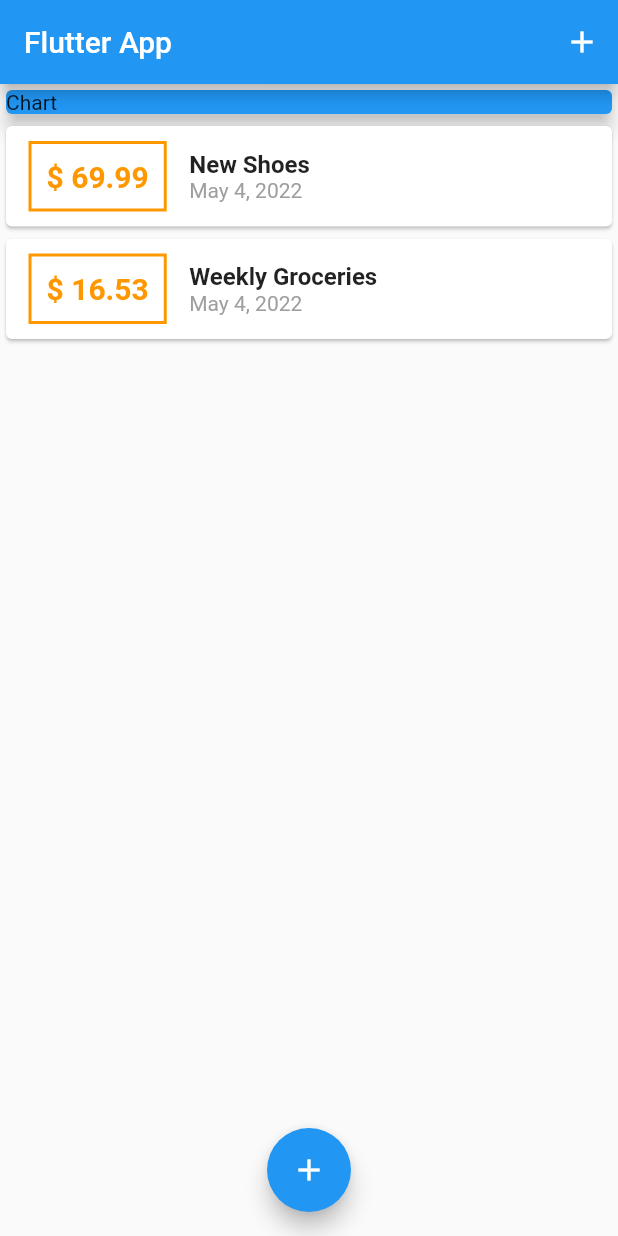
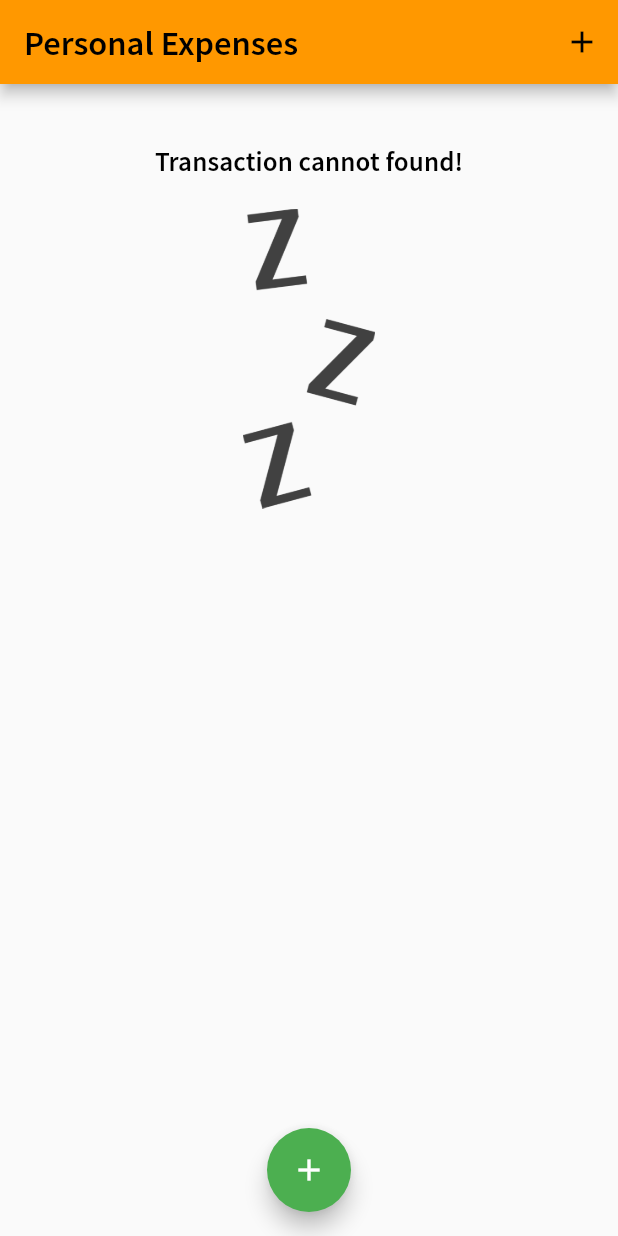
Before and after one commit to canerdk/flutterdemo, a Flutter app: the screen it shows after launch, on a phone screen of 412 x 824 dp. Run offline on Flutter 3.47's test engine with Material 2 defaults, Android fonts, the phone set to English and light mode, and no system bars.

Commit message:
added font, image and chart widget

```diff
--- a/lib/main.dart
+++ b/lib/main.dart
@@ -1,4 +1,5 @@
 import 'package:flutter/material.dart';
+import 'package:flutter_guide/widgets/chart.dart';
 import './widgets/new_transaction.dart';
 import './widgets/transaction_list.dart';
 import 'models/tansaction.dart';
@@ -12,6 +13,21 @@ class MyApp extends StatelessWidget {
   Widget build(BuildContext context) {
     return MaterialApp(
       debugShowCheckedModeBanner: false,
+      theme: ThemeData(
+          primarySwatch: Colors.orange,
+          accentColor: Colors.green,
+          fontFamily: 'SourceSansPro',
+          textTheme: ThemeData.light().textTheme.copyWith(
+              titleSmall: TextStyle(
+                  fontFamily: 'SourceSansPro',
+                  fontWeight: FontWeight.bold,
+                  fontSize: 18)),
+          appBarTheme: AppBarTheme(
+              titleTextStyle: TextStyle(
+                  fontFamily: 'SourceSansPro',
+                  fontSize: 23,
+                  fontWeight: FontWeight.bold,
+                  color: Colors.black))),
       home: MyHomePage(),
     );
   }
@@ -24,20 +40,29 @@ class MyHomePage extends StatefulWidget {
 
 class _MyHomePageState extends State<MyHomePage> {
   final List<Transaction> _userTransactions = [
-    Transaction(
+    /*Transaction(
         id: 't1', title: 'New Shoes', amount: 69.99, dateTime: DateTime.now()),
     Transaction(
         id: 't2',
         title: 'Weekly Groceries',
         amount: 16.53,
-        dateTime: DateTime.now())
+        dateTime: DateTime.now())*/
   ];
+
+  List<Transaction> get _recentTransactions {
+    return _userTransactions.where((tx) {
+      return tx.dateTime.isAfter(DateTime.now().subtract(Duration(days:7),),);
+    }).toList();
+  }
 
   @override
   Widget build(BuildContext context) {
     return Scaffold(
       appBar: AppBar(
-        title: Text('Flutter App'),
+        title: Text(
+          'Personal Expenses',
+          style: Theme.of(context).appBarTheme.titleTextStyle,
+        ),
         actions: [IconButton(onPressed: () {}, icon: Icon(Icons.add))],
       ),
       body: SingleChildScrollView(
@@ -45,14 +70,7 @@ class _MyHomePageState extends State<MyHomePage> {
           // mainAxisAlignment: MainAxisAlignment.start,
           crossAxisAlignment: CrossAxisAlignment.stretch,
           children: [
-            Container(
-              width: double.infinity,
-              child: Card(
-                color: Colors.blue,
-                child: Text('Chart'),
-                elevation: 5,
-              ),
-            ),
+            Chart(_recentTransactions),
             TransactionList(_userTransactions)
           ],
         ),
--- /dev/null
+++ b/lib/widgets/chart.dart
@@ -0,0 +1,36 @@
+import 'package:flutter/material.dart';
+import '../models/tansaction.dart';
+import 'package:intl/intl.dart';
+
+class Chart extends StatelessWidget {
+  final List<Transaction> recentTransactions;
+
+  Chart(this.recentTransactions);
+
+  List<Map<String, Object>> get groupedTransactionValues {
+    return List.generate(7, (index) {
+      final weekDay = DateTime.now().subtract(Duration(days: index));
+      double totalSum = 0;
+      for (var i = 0; i < recentTransactions.length; i++) {
+        if (recentTransactions[i].dateTime.day == weekDay.day &&
+            recentTransactions[i].dateTime.month == weekDay.month &&
+            recentTransactions[i].dateTime.year == weekDay.year) {
+          totalSum += recentTransactions[i].amount;
+        }
+      }
+
+      return {'day': DateFormat.E().format(weekDay), 'amount': totalSum};
+    });
+  }
+
+  @override
+  Widget build(BuildContext context) {
+    return Card(
+      elevation: 6,
+      margin: EdgeInsets.all(20),
+      child: Row(
+        children: [],
+      ),
+    );
+  }
+}
--- a/lib/widgets/transaction_list.dart
+++ b/lib/widgets/transaction_list.dart
@@ -11,7 +11,23 @@ class TransactionList extends StatelessWidget {
   Widget build(BuildContext context) {
     return Container(
       height: 300,
-      child: ListView.builder(
+      child: transactions.isEmpty
+          ? Column(
+              children: [
+                Text(
+                  'Transaction cannot found!',
+                  style: Theme.of(context).textTheme.titleSmall,
+                ),
+                SizedBox(height: 20,),
+                Container(
+                  height: 200,
+                    child: Image.asset(
+                  'assets/images/waiting.png',
+                  fit: BoxFit.cover,
+                ))
+              ],
+            )
+          : ListView.builder(
               itemBuilder: (ctx, index) {
                 return Card(
                   child: Row(
@@ -22,28 +38,26 @@ class TransactionList extends StatelessWidget {
                           horizontal: 15,
                         ),
                         decoration: BoxDecoration(
-                      border: Border.all(color: Colors.orange, width: 2)),
+                            border: Border.all(
+                                color: Theme.of(context).primaryColor,
+                                width: 2)),
                         padding: EdgeInsets.all(10),
                         child: Text(
                           '\$ ${transactions[index].amount}',
                           style: TextStyle(
                               fontWeight: FontWeight.bold,
                               fontSize: 20,
-                        color: Colors.orange),
+                              color: Theme.of(context).primaryColor),
                         ),
                       ),
                       Column(
                         crossAxisAlignment: CrossAxisAlignment.start,
                         children: [
+                          Text(transactions[index].title,
+                              style: Theme.of(context).textTheme.titleSmall),
                           Text(
-                      transactions[index].title,
-                      style: TextStyle(
-                        fontSize: 16,
-                        fontWeight: FontWeight.bold,
-                      ),
-                    ),
-                    Text(
-                      DateFormat.yMMMd().format(transactions[index].dateTime),
+                            DateFormat.yMMMd()
+                                .format(transactions[index].dateTime),
                             style: TextStyle(color: Colors.grey),
                           )
                         ],
```
Also changed, not shown: pubspec.yaml (+8 -8 lines), assets/fonts/SourceSansPro-Regular.ttf (added), assets/fonts/SourceSansPro-SemiBold.ttf (added), assets/fonts/SourceSansPro-SemiBoldItalic.ttf (added), assets/images/waiting.png (added). Lines whose indentation alone changed are shown as unchanged.
